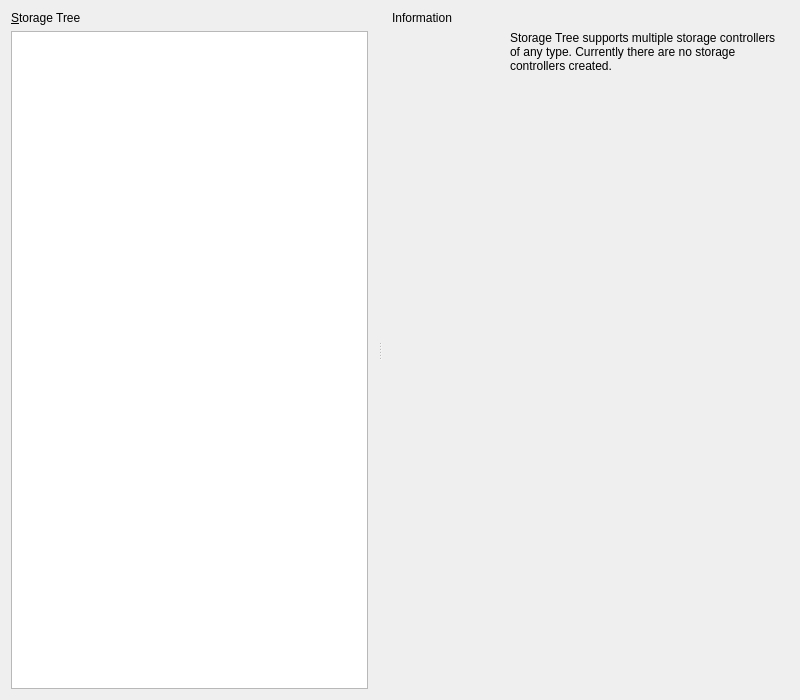
This is vbox/src/VBox/Frontends/VirtualBox/ui/VBoxVMSettingsHD.ui in jljuxgm/vboxgit as Qt 5 draws it before an edit. The edited form follows.
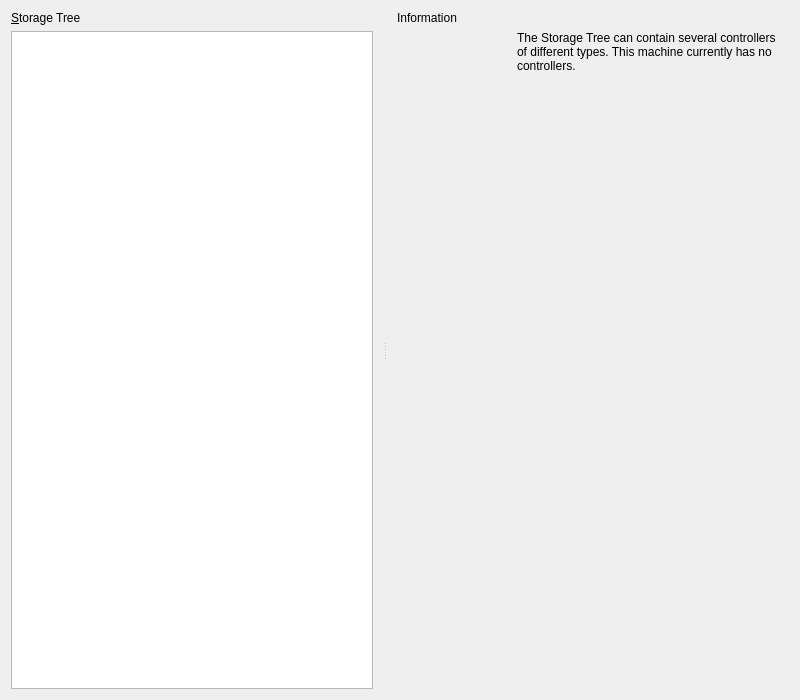
This is the edited form. Custom widgets are drawn as their Qt base class.

```diff
--- a/vbox/src/VBox/Frontends/VirtualBox/ui/VBoxVMSettingsHD.ui
+++ b/vbox/src/VBox/Frontends/VirtualBox/ui/VBoxVMSettingsHD.ui
@@ -123,7 +123,7 @@
         <item row="1" column="1" >
          <widget class="QLabel" name="mLbInfo" >
           <property name="text" >
-           <string>Storage Tree supports multiple storage controllers of any type. Currently there are no storage controllers created.</string>
+           <string>The Storage Tree can contain several controllers of different types. This machine currently has no controllers.</string>
           </property>
           <property name="wordWrap">
            <bool>true</bool>
```
Left out of the diff: 12 changed lines with no effect on the pictures.
